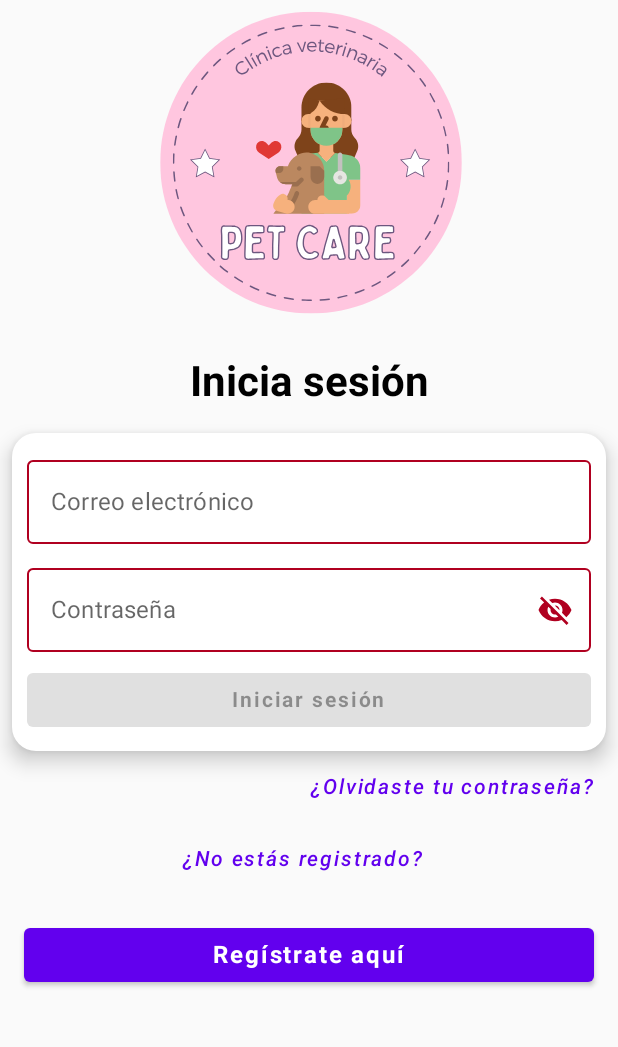
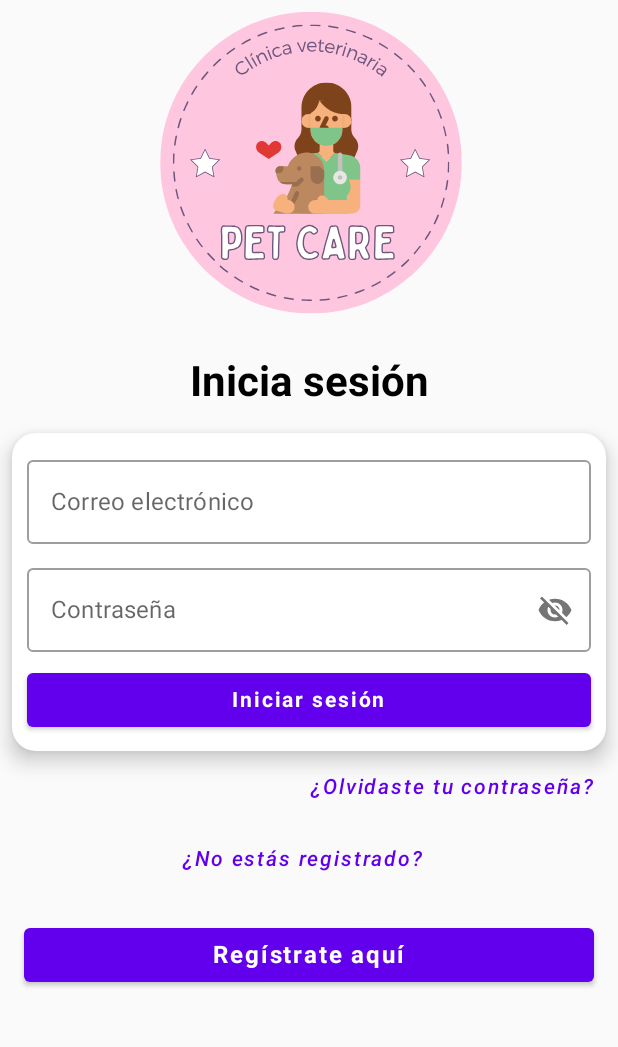
Before and after one commit to kevinverdiguel/Pet-Care, an Android app built with Jetpack Compose: the screen it shows after launch (MainActivity), on a phone screen of 412 x 824 dp, the part 87-1134 px from its top. Run offline under Robolectric (Android 15) with nearby library versions, the phone set to English and light mode, and no system bars; our stand-ins replace Firebase (no records; nobody signed in at launch, a user with empty details on screens opened directly); 10 statements that could not run were skipped.

Commit message:
Arreglado error de correo y funcionamiento de boton con BD para registrar animales

```diff
--- a/app/build.gradle
+++ b/app/build.gradle
@@ -57,7 +57,6 @@ dependencies {
     //debugImplementation 'androidx.compose.ui:ui-test-manifest:1.3.3'
     //debugImplementation "androidx.compose.ui:ui-tooling:1.3.3"
 
-
     implementation 'androidx.core:core-ktx:1.9.0'
     implementation 'androidx.compose.ui:ui:1.2.1'
     implementation 'androidx.compose.material:material:1.2.1'
--- a/app/src/main/java/com/example/petcare/Screens/LoginScreen.kt
+++ b/app/src/main/java/com/example/petcare/Screens/LoginScreen.kt
@@ -1,17 +1,13 @@
 package com.example.petcare.Screens
 
 import android.annotation.SuppressLint
-import android.app.Application
 import android.content.ContentValues.TAG
-import android.content.Context
-import android.graphics.Color.parseColor
 import android.os.Bundle
 import android.util.Log
 import android.util.Patterns
 import android.widget.Toast
 import androidx.activity.ComponentActivity
 import androidx.activity.compose.setContent
-import androidx.compose.foundation.BorderStroke
 import androidx.compose.foundation.Image
 import androidx.compose.foundation.background
 import androidx.compose.foundation.layout.*
@@ -24,23 +20,16 @@ import androidx.compose.material.icons.filled.Clear
 import androidx.compose.material.icons.filled.Visibility
 import androidx.compose.material.icons.filled.VisibilityOff
 import androidx.compose.runtime.*
-import androidx.compose.runtime.derivedStateOf
-import androidx.compose.runtime.Composable
-import androidx.compose.runtime.mutableStateOf
-import androidx.compose.runtime.remember
 import androidx.compose.ui.Alignment
 import androidx.compose.ui.Modifier
 import androidx.compose.ui.focus.FocusDirection
 import androidx.compose.ui.graphics.Color
-import androidx.compose.ui.graphics.compositeOver
+import androidx.compose.ui.platform.LocalContext
 import androidx.compose.ui.platform.LocalFocusManager
 import androidx.compose.ui.res.painterResource
 import androidx.compose.ui.text.font.FontFamily
 import androidx.compose.ui.text.font.FontStyle
 import androidx.compose.ui.text.font.FontWeight
-import com.google.firebase.auth.FirebaseUser
-import com.google.firebase.auth.ktx.auth
-import com.google.firebase.ktx.Firebase
 import androidx.compose.ui.text.input.ImeAction
 import androidx.compose.ui.text.input.KeyboardType
 import androidx.compose.ui.text.input.PasswordVisualTransformation
@@ -48,16 +37,11 @@ import androidx.compose.ui.text.input.VisualTransformation
 import androidx.compose.ui.tooling.preview.Preview
 import androidx.compose.ui.unit.dp
 import androidx.compose.ui.unit.sp
-import androidx.navigation.compose.rememberNavController
-import com.example.petcare.ui.Components.Drawer
-import com.example.petcare.ui.Components.TopBar
-import com.example.petcare.Navigation.Destinations
-import com.example.petcare.Navigation.NavigationHost
 import com.example.petcare.R
-import androidx.compose.ui.platform.LocalContext
 import com.example.petcare.ui.theme.*
 import com.google.firebase.auth.FirebaseAuth
 import com.google.firebase.auth.ktx.auth
+import com.google.firebase.ktx.Firebase
 
 class LoginScreen : ComponentActivity() {
     override fun onCreate(savedInstanceState: Bundle?) {
@@ -97,12 +81,21 @@ fun LoginScreen(
         mutableStateOf("")
     }
 
-    val isEmailValid by derivedStateOf {
-        Patterns.EMAIL_ADDRESS.matcher(email.toString()).matches()
+    var isEmailValid by remember {
+        mutableStateOf(true)
     }
 
-    val isPasswordValid by derivedStateOf {
-        password.length > 7
+    if(email.isNotBlank()){
+        isEmailValid = Patterns.EMAIL_ADDRESS.matcher(email.toString()).matches()
+
+    }
+
+    var isPasswordValid by remember {
+        mutableStateOf(true)
+    }
+
+    if(password.isNotBlank()){
+        isPasswordValid = password.length > 7
     }
 
     var isPasswordVisible by remember {
@@ -169,7 +162,7 @@ fun LoginScreen(
                 modifier = Modifier.padding(all = 10.dp)
             ){
 
-                OutlinedTextField(
+                /*OutlinedTextField(
                     value = email,
                     onValueChange = {email = it},
                     label = { Text("Correo electrónico") },
@@ -192,6 +185,29 @@ fun LoginScreen(
                                     contentDescription = "Borrar email"
                                 )
 
+                            }*/
+                OutlinedTextField(
+                    value = email,
+                    onValueChange = { email = it },
+                    label = { Text("Correo electrónico") },
+                    placeholder = { Text("abc@dominio.com") },
+                    singleLine = true,
+                    modifier = Modifier.fillMaxWidth(),
+                    keyboardOptions = KeyboardOptions(
+                        keyboardType = KeyboardType.Email,
+                        imeAction = ImeAction.Next
+                    ),
+                    keyboardActions = KeyboardActions(
+                        onNext = { focusManager.moveFocus(FocusDirection.Down) }
+                    ),
+                    isError = !isEmailValid,
+                    trailingIcon = {
+                        if (email.isNotBlank()) {
+                            IconButton(onClick = { email = "" }) {
+                                Icon(
+                                    imageVector = Icons.Filled.Clear,
+                                    contentDescription = "Borrar email"
+                                )
                             }
                         }
                     }
@@ -211,7 +227,7 @@ fun LoginScreen(
                     keyboardActions = KeyboardActions (
                         onDone = { focusManager.clearFocus()}
                     ),
-                    isError = !isPasswordValid,
+                    //isError = !isPasswordValid,
                     trailingIcon = {
                         IconButton(onClick = { isPasswordVisible = !isPasswordVisible }) {
                             Icon(imageVector = if(isPasswordVisible) Icons.Default.Visibility else
```
Also changed, not shown: app/src/main/java/com/example/petcare/Screens/RegisterActivity.kt (+16 -23 lines), app/src/main/java/com/example/petcare/Screens/Vet/PetRegister.kt (+153 -61 lines).
